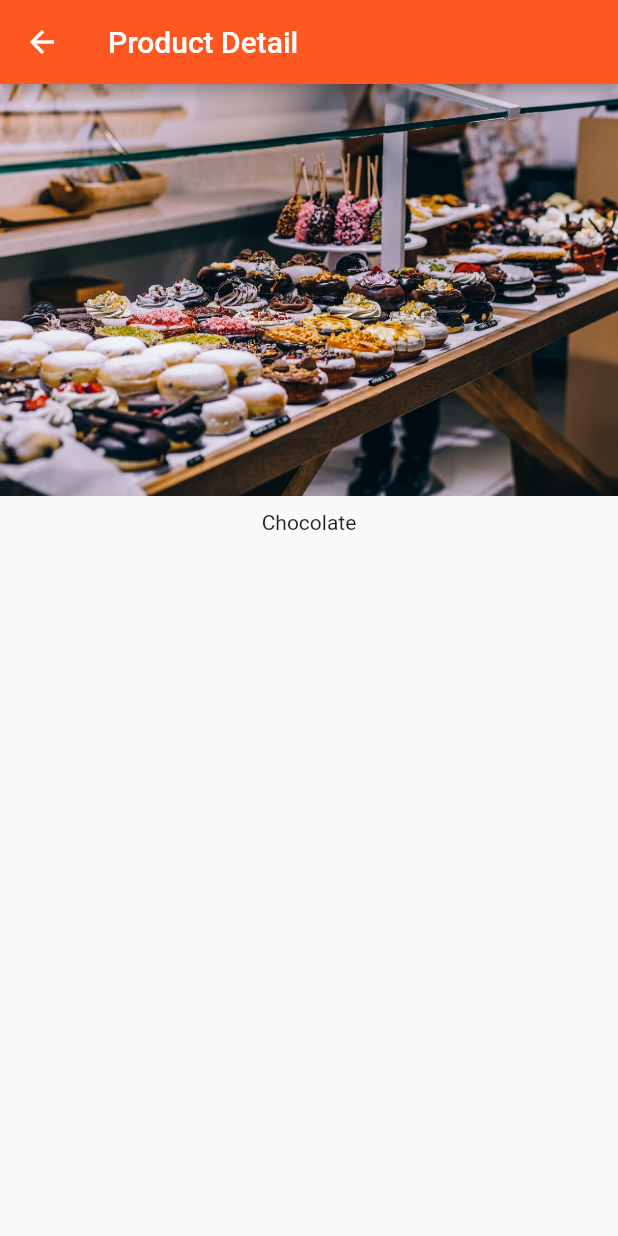
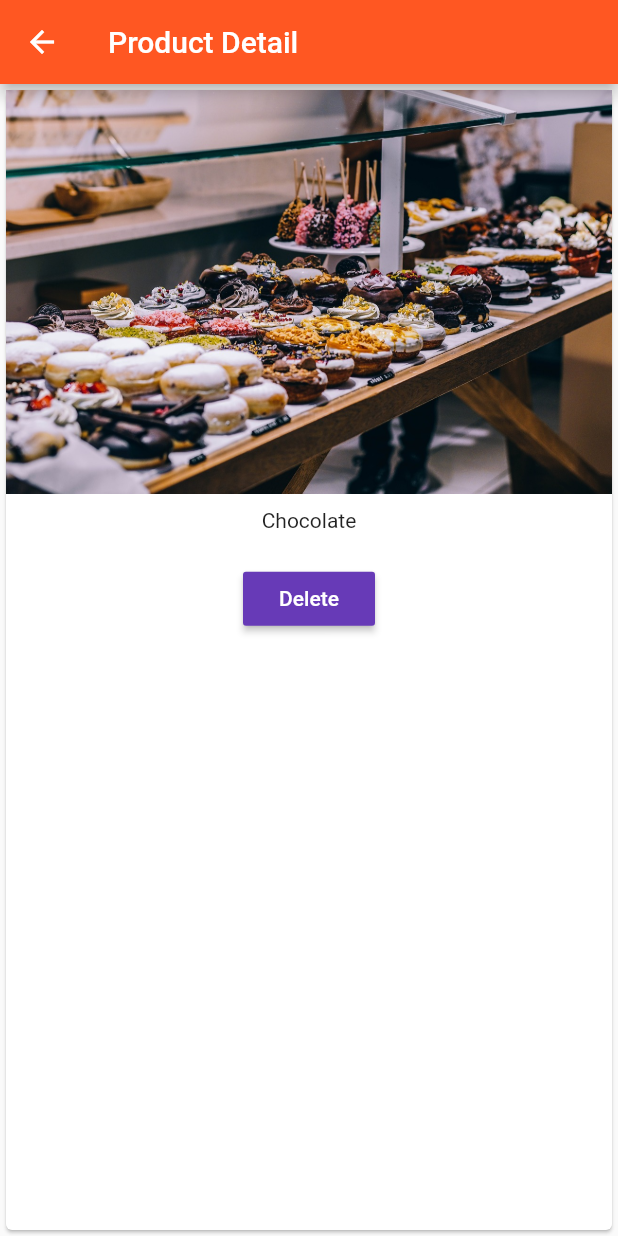
Before and after one commit to thealteria/EasyList, a Flutter app: the screen it shows after launch, after a tap on "Add Product", after a tap on "Chocolate", on a phone screen of 412 x 824 dp. Run offline on Flutter 3.47's test engine with Material 2 defaults, Android fonts, the phone set to English and light mode, and no system bars; our stand-ins replace toast.

Commit message:
delete button added

```diff
--- a/lib/pages/product_page.dart
+++ b/lib/pages/product_page.dart
@@ -1,4 +1,5 @@
 import 'package:flutter/material.dart';
+import 'package:toast/toast.dart';
 
 class ProductPage extends StatelessWidget {
   final String title;
@@ -8,11 +9,18 @@ class ProductPage extends StatelessWidget {
 
   @override
   Widget build(BuildContext context) {
-    return Scaffold(
+    return WillPopScope(
+      onWillPop: () {
+        Navigator.pop(context, false);
+        print("back button pressed!");
+        return Future.value(false);
+      },
+      child: Scaffold(
         appBar: AppBar(
           title: Text("Product Detail"),
         ),
-      body: Column(
+        body: Card(
+          child: Column(
             crossAxisAlignment: CrossAxisAlignment.center,
             children: <Widget>[
               Image.asset(imageUrl),
@@ -20,7 +28,23 @@ class ProductPage extends StatelessWidget {
                 padding: EdgeInsets.all(10.0),
                 child: Text(title),
               ),
+              Container(
+                padding: EdgeInsets.all(10.0),
+                child: RaisedButton(
+                  color: Theme.of(context).accentColor,
+                  child: Text(
+                    "Delete",
+                    style: TextStyle(color: Colors.white),
+                  ),
+                  onPressed: () {
+                    Navigator.pop(context, true);
+                    Toast.show("Product deleted!", context);
+                  },
+                ),
+              ),
             ],
+          ),
+        ),
       ),
     );
   }
--- a/lib/products/product_manager.dart
+++ b/lib/products/product_manager.dart
@@ -1,7 +1,6 @@
 import 'package:flutter/material.dart';
 import './products.dart';
 import './product_control.dart';
-import 'package:toast/toast.dart';
 
 class ProductManager extends StatefulWidget {
   final Map<String, String> startingProduct;
@@ -73,7 +72,13 @@ class _ProductManagerState extends State<ProductManager> {
   void _addProducts(Map<String, String> product) {
     setState(() {
       _products.add(product);
-      Toast.show("$product added", context);
+      // Toast.show("$product added", context);
+    });
+  }
+
+  void _deleteProducts(int index) {
+    setState(() {
+      _products.removeAt(index);
     });
   }
 
@@ -87,7 +92,7 @@ class _ProductManagerState extends State<ProductManager> {
           child: ProductControl(_addProducts), //add products button
         ),
         Expanded(
-          child: Product(_products), //products
+          child: Product(_products, deleteProduct: _deleteProducts), //products
         ),
       ],
     );
--- a/lib/products/products.dart
+++ b/lib/products/products.dart
@@ -4,8 +4,9 @@ import '../pages/product_page.dart';
 class Product extends StatelessWidget {
   //immutable means not changable
   final List<Map<String, String>> products;
+  final Function deleteProduct;
 
-  Product([this.products = const []]) {
+  Product(this.products, {this.deleteProduct}) {
     /**
      for named arguments, {argument}, we wrap the argument with {}
      for postional argmunets, use []
@@ -16,7 +17,7 @@ class Product extends StatelessWidget {
   Widget _buildProductItem(_, int index) {
     return Card(
         child: GestureDetector(
-      onTap: () => Navigator.push(
+      onTap: () => Navigator.push<bool>(
             _,
             MaterialPageRoute(
               builder: (_) => ProductPage(
@@ -24,14 +25,22 @@ class Product extends StatelessWidget {
                     products[index]['image'],
                   ),
             ),
-          ),
+          ).then((bool value) {
+            if (value) {
+              deleteProduct(index);
+            }
+            print(value);
+          }),
       child: Column(
         children: <Widget>[
           Image.asset(
             products[index]['image'],
           ),
-          Text(
-            products[index]['title'],
+          Container(
+            padding: EdgeInsets.all(10.0),
+            child: Text(
+              products[index]['title'],
+            ),
           ),
         ],
       ),
```
Lines whose indentation alone changed are shown as unchanged.
